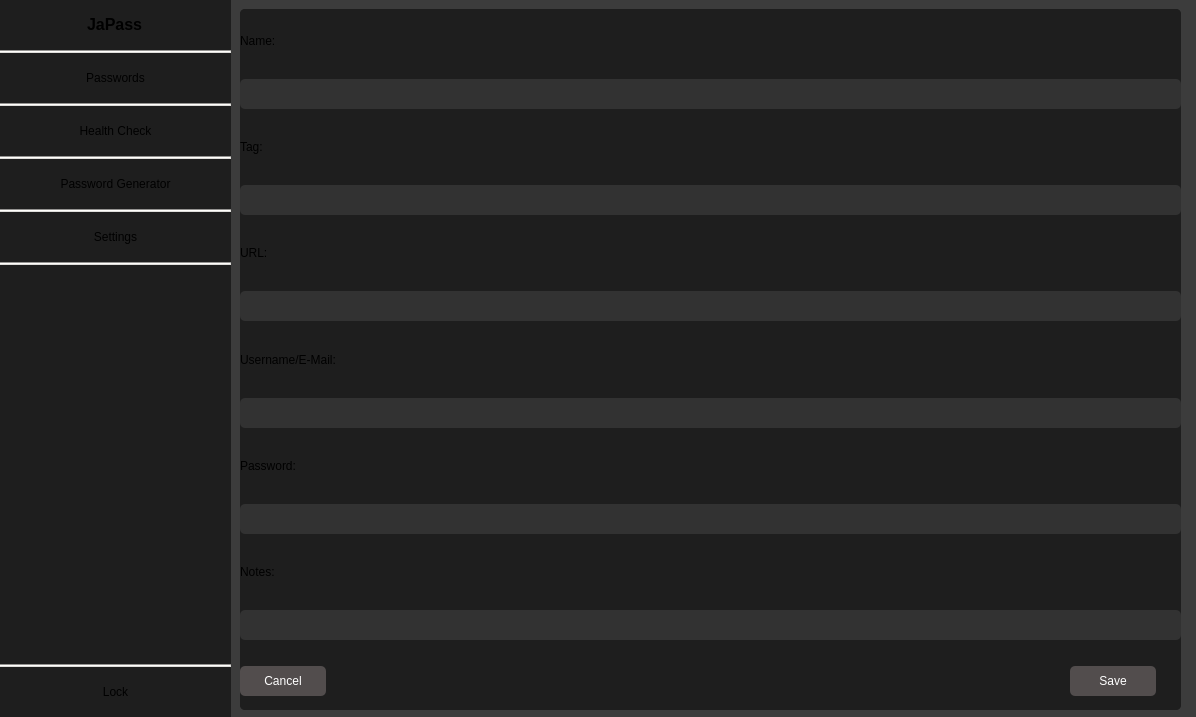
This is PasswordManager/ui/mainwindow.ui in Jatogame/PasswordManager as Qt 5 draws it before an edit. The edited form follows.
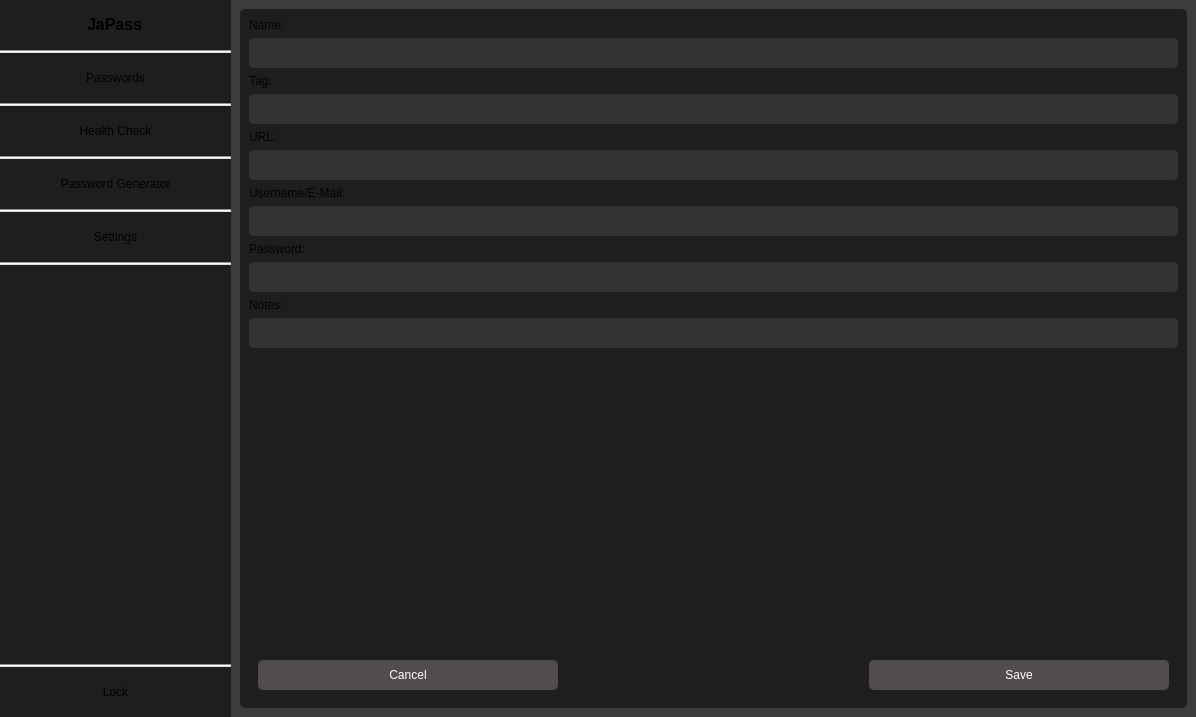
This is the edited form. The open tabs and pages were chosen to show the change.

Commit message: Error handling and UI improvement, when creating new password entry

```diff
--- a/PasswordManager/ui/mainwindow.ui
+++ b/PasswordManager/ui/mainwindow.ui
@@ -372,7 +372,7 @@
          <string notr="true">border-radius: 5px;</string>
         </property>
         <property name="currentIndex">
-         <number>5</number>
+         <number>1</number>
         </property>
         <widget class="QWidget" name="lockscreen">
          <layout class="QVBoxLayout" name="verticalLayout_3">
@@ -846,7 +846,7 @@
               <widget class="QLineEdit" name="genpass_password">
                <property name="minimumSize">
                 <size>
-                 <width>0</width>
+                 <width>400</width>
                  <height>30</height>
                 </size>
                </property>
@@ -1479,68 +1479,35 @@
            <verstretch>0</verstretch>
           </sizepolicy>
          </property>
+         <property name="minimumSize">
+          <size>
+           <width>600</width>
+           <height>400</height>
+          </size>
+         </property>
+         <layout class="QVBoxLayout" name="verticalLayout_9">
+          <item>
          <widget class="QWidget" name="widget_8" native="true">
-          <property name="geometry">
-           <rect>
-            <x>9</x>
-            <y>9</y>
-            <width>941</width>
-            <height>701</height>
-           </rect>
-          </property>
           <property name="sizePolicy">
            <sizepolicy hsizetype="Expanding" vsizetype="Expanding">
             <horstretch>0</horstretch>
             <verstretch>0</verstretch>
            </sizepolicy>
           </property>
+            <property name="minimumSize">
+             <size>
+              <width>600</width>
+              <height>400</height>
+             </size>
+            </property>
           <property name="styleSheet">
            <string notr="true">background-color: rgb(30, 30, 30);</string>
           </property>
           <layout class="QGridLayout" name="gridLayout_9">
-           <item row="9" column="0">
-            <widget class="QLineEdit" name="passwordcreate_password">
-             <property name="minimumSize">
-              <size>
-               <width>0</width>
-               <height>30</height>
-              </size>
-             </property>
-             <property name="styleSheet">
-              <string notr="true">background-color:rgb(50,50,50);</string>
-             </property>
-            </widget>
-           </item>
-           <item row="3" column="0">
-            <widget class="QLineEdit" name="passwordcreate_tag">
-             <property name="minimumSize">
-              <size>
-               <width>0</width>
-               <height>30</height>
-              </size>
-             </property>
-             <property name="styleSheet">
-              <string notr="true">background-color:rgb(50,50,50);</string>
-             </property>
-            </widget>
-           </item>
-           <item row="10" column="0">
-            <widget class="QLabel" name="label_11">
+             <item row="4" column="0">
+              <widget class="QLabel" name="label_5">
              <property name="text">
-              <string>Notes:</string>
-             </property>
-            </widget>
-           </item>
-           <item row="5" column="0">
-            <widget class="QLineEdit" name="passwordcreate_url">
-             <property name="minimumSize">
-              <size>
-               <width>0</width>
-               <height>30</height>
-              </size>
-             </property>
-             <property name="styleSheet">
-              <string notr="true">background-color:rgb(50,50,50);</string>
+                <string>URL:</string>
              </property>
             </widget>
            </item>
@@ -1551,50 +1518,10 @@
              </property>
             </widget>
            </item>
-           <item row="2" column="0">
-            <widget class="QLabel" name="label_3">
+             <item row="10" column="0">
+              <widget class="QLabel" name="label_11">
              <property name="text">
-              <string>Tag:</string>
-             </property>
-            </widget>
-           </item>
-           <item row="8" column="0">
-            <widget class="QLabel" name="label_10">
-             <property name="text">
-              <string>Password:</string>
-             </property>
-            </widget>
-           </item>
-           <item row="1" column="0">
-            <widget class="QLineEdit" name="passwordcreate_name">
-             <property name="minimumSize">
-              <size>
-               <width>0</width>
-               <height>30</height>
-              </size>
-             </property>
-             <property name="styleSheet">
-              <string notr="true">background-color:rgb(50,50,50);</string>
-             </property>
-            </widget>
-           </item>
-           <item row="11" column="0">
-            <widget class="QLineEdit" name="passwordcreate_notes">
-             <property name="minimumSize">
-              <size>
-               <width>0</width>
-               <height>30</height>
-              </size>
-             </property>
-             <property name="styleSheet">
-              <string notr="true">background-color:rgb(50,50,50);</string>
-             </property>
-            </widget>
-           </item>
-           <item row="0" column="0">
-            <widget class="QLabel" name="label_2">
-             <property name="text">
-              <string>Name:</string>
+                <string>Notes:</string>
              </property>
             </widget>
            </item>
@@ -1602,7 +1529,7 @@
             <widget class="QLineEdit" name="passwordcreate_username">
              <property name="minimumSize">
               <size>
-               <width>0</width>
+                 <width>500</width>
                <height>30</height>
               </size>
              </property>
@@ -1611,30 +1538,86 @@
              </property>
             </widget>
            </item>
-           <item row="4" column="0">
-            <widget class="QLabel" name="label_5">
-             <property name="text">
-              <string>URL:</string>
+             <item row="1" column="0">
+              <widget class="QLineEdit" name="passwordcreate_name">
+               <property name="minimumSize">
+                <size>
+                 <width>500</width>
+                 <height>30</height>
+                </size>
+               </property>
+               <property name="styleSheet">
+                <string notr="true">background-color:rgb(50,50,50);</string>
              </property>
             </widget>
            </item>
            <item row="12" column="0">
+              <spacer name="verticalSpacer_7">
+               <property name="orientation">
+                <enum>Qt::Orientation::Vertical</enum>
+               </property>
+               <property name="sizeHint" stdset="0">
+                <size>
+                 <width>20</width>
+                 <height>40</height>
+                </size>
+               </property>
+              </spacer>
+             </item>
+             <item row="13" column="0">
             <widget class="QWidget" name="widget_11" native="true">
+               <layout class="QHBoxLayout" name="horizontalLayout_2">
+                <item>
+                 <widget class="QPushButton" name="passwordcreate_cancel">
+                  <property name="minimumSize">
+                   <size>
+                    <width>0</width>
+                    <height>30</height>
+                   </size>
+                  </property>
+                  <property name="cursor">
+                   <cursorShape>PointingHandCursor</cursorShape>
+                  </property>
+                  <property name="styleSheet">
+                   <string notr="true">QPushButton {
+        background-color: rgb(82, 77, 77);
+        color: white;
+    }
+
+QPushButton:hover {
+        background-color: rgb(72, 67, 67);
+}
+
+    QPushButton:pressed {
+        background-color: rgb(62, 57, 57);
+    }</string>
+                  </property>
+                  <property name="text">
+                   <string>Cancel</string>
+                  </property>
+                 </widget>
+                </item>
+                <item>
+                 <widget class="QLabel" name="passwordcreate_error">
+                  <property name="styleSheet">
+                   <string notr="true">color: rgb(255,0,0);</string>
+                  </property>
+                  <property name="text">
+                   <string/>
+                  </property>
+                 </widget>
+                </item>
+                <item>
              <widget class="QPushButton" name="passwordcreate_save">
-              <property name="geometry">
-               <rect>
-                <x>830</x>
-                <y>20</y>
-                <width>86</width>
-                <height>30</height>
-               </rect>
-              </property>
               <property name="minimumSize">
                <size>
                 <width>0</width>
                 <height>30</height>
                </size>
               </property>
+                  <property name="cursor">
+                   <cursorShape>PointingHandCursor</cursorShape>
+                  </property>
               <property name="styleSheet">
                <string notr="true">QPushButton {
         background-color: rgb(82, 77, 77);
@@ -1653,43 +1636,87 @@
                <string>Save</string>
               </property>
              </widget>
-             <widget class="QPushButton" name="passwordcreate_cancel">
-              <property name="geometry">
-               <rect>
-                <x>0</x>
-                <y>20</y>
-                <width>86</width>
-                <height>30</height>
-               </rect>
-              </property>
+                </item>
+               </layout>
+              </widget>
+             </item>
+             <item row="8" column="0">
+              <widget class="QLabel" name="label_10">
+               <property name="text">
+                <string>Password:</string>
+               </property>
+              </widget>
+             </item>
+             <item row="5" column="0">
+              <widget class="QLineEdit" name="passwordcreate_url">
               <property name="minimumSize">
                <size>
-                <width>0</width>
+                 <width>500</width>
                 <height>30</height>
                </size>
               </property>
               <property name="styleSheet">
-               <string notr="true">QPushButton {
-        background-color: rgb(82, 77, 77);
-        color: white;
-    }
-
-QPushButton:hover {
-        background-color: rgb(72, 67, 67);
-}
-
-    QPushButton:pressed {
-        background-color: rgb(62, 57, 57);
-    }</string>
-              </property>
+                <string notr="true">background-color:rgb(50,50,50);</string>
+               </property>
+              </widget>
+             </item>
+             <item row="0" column="0">
+              <widget class="QLabel" name="label_2">
               <property name="text">
-               <string>Cancel</string>
-              </property>
-             </widget>
-            </widget>
-           </item>
-          </layout>
-         </widget>
+                <string>Name:</string>
+               </property>
+              </widget>
+             </item>
+             <item row="9" column="0">
+              <widget class="QLineEdit" name="passwordcreate_password">
+               <property name="minimumSize">
+                <size>
+                 <width>500</width>
+                 <height>30</height>
+                </size>
+               </property>
+               <property name="styleSheet">
+                <string notr="true">background-color:rgb(50,50,50);</string>
+               </property>
+              </widget>
+             </item>
+             <item row="3" column="0">
+              <widget class="QLineEdit" name="passwordcreate_tag">
+               <property name="minimumSize">
+                <size>
+                 <width>500</width>
+                 <height>30</height>
+                </size>
+               </property>
+               <property name="styleSheet">
+                <string notr="true">background-color:rgb(50,50,50);</string>
+               </property>
+              </widget>
+             </item>
+             <item row="11" column="0">
+              <widget class="QLineEdit" name="passwordcreate_notes">
+               <property name="minimumSize">
+                <size>
+                 <width>500</width>
+                 <height>30</height>
+                </size>
+               </property>
+               <property name="styleSheet">
+                <string notr="true">background-color:rgb(50,50,50);</string>
+               </property>
+              </widget>
+             </item>
+             <item row="2" column="0">
+              <widget class="QLabel" name="label_3">
+               <property name="text">
+                <string>Tag:</string>
+               </property>
+              </widget>
+             </item>
+            </layout>
+           </widget>
+          </item>
+         </layout>
         </widget>
        </widget>
       </item>
```
Lines whose indentation alone changed are shown as unchanged. The commit also changes 4 other files.
